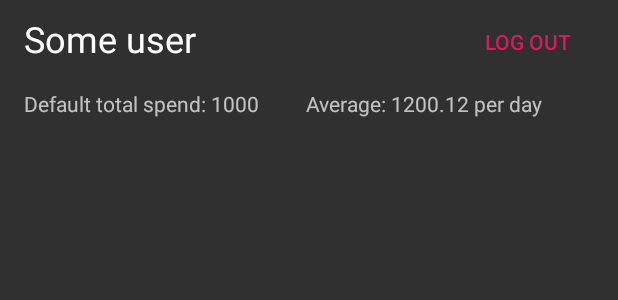
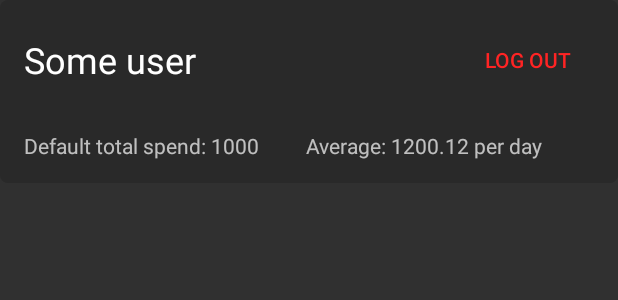
Before and after one commit to NevMem/MoneySaverAndroid, an Android app: the layout user_profile.xml on its own in the app's theme, with its tools: preview values and no code run, on a phone screen of 412 x 824 dp. Shown: the top 300 px of the screen. Run offline under Robolectric (Android 15) with nearby library versions, the phone set to English and light mode, and no system bars; network calls fail.

Commit message:
Profile component restyling

```diff
--- /dev/null
+++ b/app/src/main/res/drawable/profile_background.xml
@@ -0,0 +1,14 @@
+<?xml version="1.0" encoding="utf-8"?>
+<shape xmlns:android="http://schemas.android.com/apk/res/android"
+       android:shape="rectangle" >
+    <solid android:color="@color/cardColor" >
+    </solid>
+
+    <!--<stroke-->
+            <!--android:width="0dp"-->
+            <!--android:color="#00f" >-->
+    <!--</stroke>-->
+
+    <corners android:radius="5dp" >
+    </corners>
+</shape>
--- a/app/src/main/res/layout/activity_main.xml
+++ b/app/src/main/res/layout/activity_main.xml
@@ -21,8 +21,9 @@
 
     <include layout="@layout/user_profile" android:layout_height="wrap_content"
              android:layout_width="match_parent"
-             tools:layout_editor_absoluteX="0dp"
-             app:layout_constraintTop_toTopOf="parent" android:id="@+id/include"/>
+             app:layout_constraintTop_toTopOf="parent" android:id="@+id/include"
+             app:layout_constraintStart_toStartOf="parent" android:layout_marginStart="8dp"
+             android:layout_marginTop="8dp" app:layout_constraintEnd_toEndOf="parent" android:layout_marginEnd="8dp"/>
 
     <ListView
             android:id="@+id/mainList"
--- a/app/src/main/res/layout/user_profile.xml
+++ b/app/src/main/res/layout/user_profile.xml
@@ -3,19 +3,21 @@
                                              xmlns:app="http://schemas.android.com/apk/res-auto"
                                              xmlns:tools="http://schemas.android.com/tools"
                                              android:layout_width="match_parent"
-                                             android:layout_height="wrap_content" android:id="@+id/totallySpend">
+                                             android:layout_height="wrap_content" android:id="@+id/totallySpend"
+                                             android:background="@drawable/profile_background"
+>
 
     <TextView
             tools:text="@string/defaultUserName"
             android:layout_width="176dp"
-            android:layout_height="36dp"
+            android:layout_height="64dp"
             android:id="@+id/userName" android:layout_marginTop="8dp" app:layout_constraintTop_toTopOf="parent"
             app:layout_constraintStart_toStartOf="parent" android:layout_marginStart="16dp" android:textColor="#fff"
             android:gravity="center|start" android:textSize="24sp"/>
     <Button
             android:text="@string/logout"
             android:layout_width="wrap_content"
-            android:layout_height="36dp"
+            android:layout_height="64dp"
             android:id="@+id/logoutButton"
             app:layout_constraintEnd_toEndOf="parent" android:layout_marginEnd="16dp" style="@style/LogOutButton"
             android:layout_marginTop="8dp" app:layout_constraintTop_toTopOf="parent"
@@ -26,7 +28,8 @@
             android:layout_height="34dp"
             android:id="@+id/totalSpend" app:layout_constraintStart_toStartOf="parent" android:layout_marginStart="16dp"
             android:layout_marginTop="8dp" app:layout_constraintTop_toBottomOf="@+id/userName"
-            android:gravity="center|start"/>
+            android:gravity="center|start" android:layout_marginBottom="8dp"
+            app:layout_constraintBottom_toBottomOf="parent"/>
     <TextView
             tools:text="@string/defaultAverage"
             android:layout_width="0dp"
@@ -34,6 +37,7 @@
             android:id="@+id/averageDay" app:layout_constraintStart_toEndOf="@+id/totalSpend"
             android:layout_marginStart="8dp" app:layout_constraintEnd_toEndOf="parent" android:layout_marginEnd="8dp"
             android:gravity="center|start" android:layout_marginTop="8dp"
-            app:layout_constraintTop_toBottomOf="@+id/logoutButton"/>
+            app:layout_constraintTop_toBottomOf="@+id/logoutButton" android:layout_marginBottom="8dp"
+            app:layout_constraintBottom_toBottomOf="parent"/>
 
 </android.support.constraint.ConstraintLayout>
--- a/app/src/main/res/values/colors.xml
+++ b/app/src/main/res/values/colors.xml
@@ -4,4 +4,6 @@
     <color name="mainColor">#7a0099</color>
     <color name="mainFontColor">#000</color>
     <color name="errorColor">#f55</color>
+    <color name="dangerColor">#FF2424</color>
+    <color name="cardColor">#292929</color>
 </resources>
--- a/app/src/main/res/values/styles.xml
+++ b/app/src/main/res/values/styles.xml
@@ -2,9 +2,6 @@
 
     <!-- Base application theme. -->
     <style name="AppTheme" parent="android:Theme.Material.NoActionBar">
-        <!--&lt;!&ndash; Customize your theme here. &ndash;&gt;-->
-        <!--<item name="colorPrimary">@color/colorPrimary</item>-->
-        <!--<item name="colorPrimaryDark">@color/colorPrimaryDark</item>-->
         <item name="colorAccent">@color/colorAccent</item>
     </style>
 
@@ -14,7 +11,7 @@
     </style>
 
     <style name="LogOutButton" parent = "Base.Widget.AppCompat.Button.Borderless.Colored">
-        <item name="android:textColor">@color/colorAccent</item>
+        <item name="android:textColor">@color/dangerColor</item>
     </style>
 
 </resources>
```
